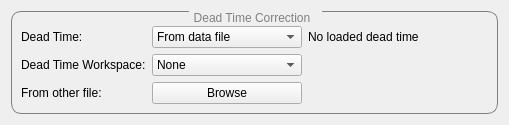
mantidproject/mantid, file scripts/Muon/GUI/Common/corrections_tab_widget/dead_time_corrections_view.ui: the form before one commit.
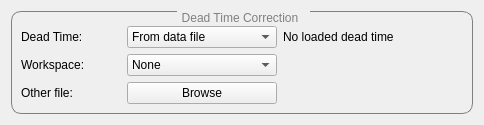
The form after the commit.

Commit message: Refs #31814. Move dead time corrections to new tab.

Diff of the .ui file:
```diff
--- a/scripts/Muon/GUI/Common/corrections_tab_widget/dead_time_corrections_view.ui
+++ b/scripts/Muon/GUI/Common/corrections_tab_widget/dead_time_corrections_view.ui
@@ -43,8 +43,20 @@
       </property>
       <item row="2" column="0">
        <widget class="QLabel" name="dead_time_workspace_label">
+        <property name="minimumSize">
+         <size>
+          <width>100</width>
+          <height>0</height>
+         </size>
+        </property>
+        <property name="maximumSize">
+         <size>
+          <width>100</width>
+          <height>16777215</height>
+         </size>
+        </property>
         <property name="text">
-         <string>Dead Time Workspace:</string>
+         <string>Workspace:</string>
         </property>
        </widget>
       </item>
@@ -104,8 +116,20 @@
       </item>
       <item row="3" column="0">
        <widget class="QLabel" name="dead_time_other_file_label">
+        <property name="minimumSize">
+         <size>
+          <width>100</width>
+          <height>0</height>
+         </size>
+        </property>
+        <property name="maximumSize">
+         <size>
+          <width>100</width>
+          <height>16777215</height>
+         </size>
+        </property>
         <property name="text">
-         <string>From other file:</string>
+         <string>Other file:</string>
         </property>
        </widget>
       </item>
@@ -148,6 +172,18 @@
       </item>
       <item row="1" column="0">
        <widget class="QLabel" name="dead_time_label">
+        <property name="minimumSize">
+         <size>
+          <width>100</width>
+          <height>0</height>
+         </size>
+        </property>
+        <property name="maximumSize">
+         <size>
+          <width>100</width>
+          <height>16777215</height>
+         </size>
+        </property>
         <property name="text">
          <string>Dead Time:</string>
         </property>
```
The commit also changes 10 other files.
